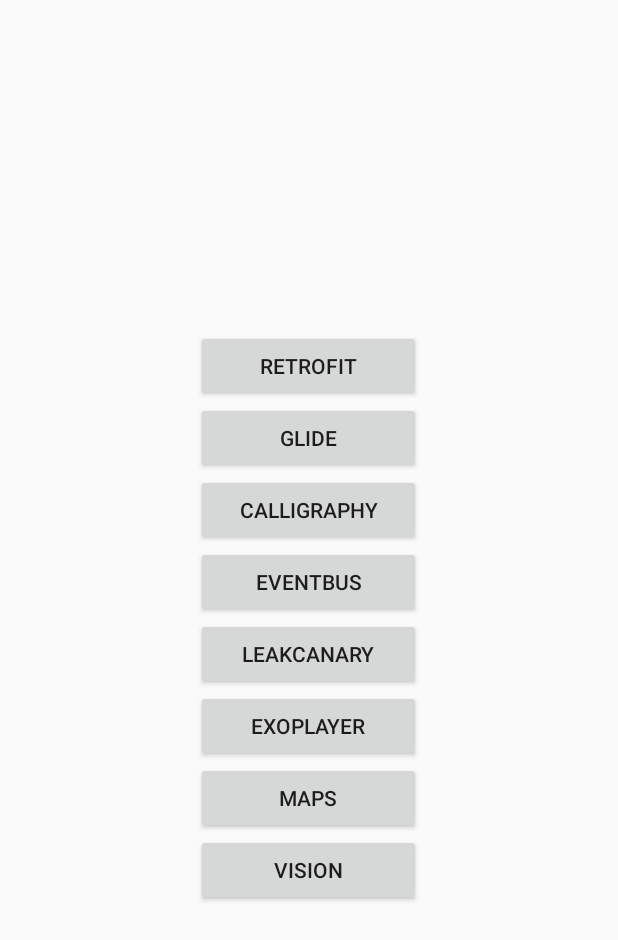
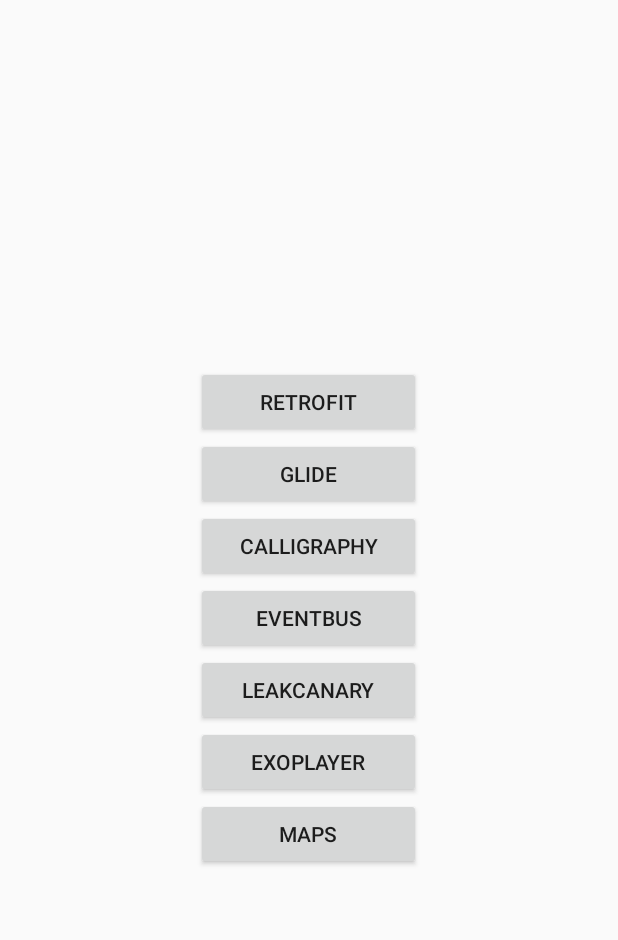
Before and after one commit to amilcar-sr/libraries, an Android app: the layout fragment_main.xml on its own in the app's theme, with its tools: preview values and no code run, on a phone screen of 412 x 824 dp. Shown: the top 940 px of the screen. Run offline under Robolectric (Android 15) with nearby library versions, the phone set to English and light mode, and no system bars.

```diff
--- a/app/src/main/java/com/codesgood/libraries/fragment/MainFragment.java
+++ b/app/src/main/java/com/codesgood/libraries/fragment/MainFragment.java
@@ -51,7 +51,6 @@ public class MainFragment extends Fragment implements View.OnClickListener {
         view.findViewById(R.id.leak_canary_button).setOnClickListener(this);
         view.findViewById(R.id.exo_player_button).setOnClickListener(this);
         view.findViewById(R.id.maps_button).setOnClickListener(this);
-        view.findViewById(R.id.vision_button).setOnClickListener(this);
         return view;
     }
 
--- a/app/src/main/res/layout/fragment_main.xml
+++ b/app/src/main/res/layout/fragment_main.xml
@@ -47,10 +47,5 @@
         android:layout_height="wrap_content"
         android:text="@string/maps" />
 
-    <Button
-        android:id="@+id/vision_button"
-        android:layout_width="150dp"
-        android:layout_height="wrap_content"
-        android:text="@string/vision" />
 
 </LinearLayout>
--- a/app/src/main/res/values/colors.xml
+++ b/app/src/main/res/values/colors.xml
@@ -1,7 +1,7 @@
 <?xml version="1.0" encoding="utf-8"?>
 <resources>
-    <color name="colorPrimary">#3F51B5</color>
-    <color name="colorPrimaryDark">#303F9F</color>
+    <color name="colorPrimary">#009688</color>
+    <color name="colorPrimaryDark">#00695C</color>
     <color name="colorAccent">#FF4081</color>
     <color name="black">#000000</color>
 </resources>
```
Also changed, not shown: app/src/main/java/com/codesgood/libraries/activity/MainActivity.java (+4 -3 lines), app/src/main/java/com/codesgood/libraries/fragment/CanaryLeakFragment.java (added, +47 -0 lines), app/src/main/java/com/codesgood/libraries/fragment/VisionFragment.java (deleted, +0 -27 lines), app/src/main/res/layout/fragment_canary_leak.xml (added, +14 -0 lines).
